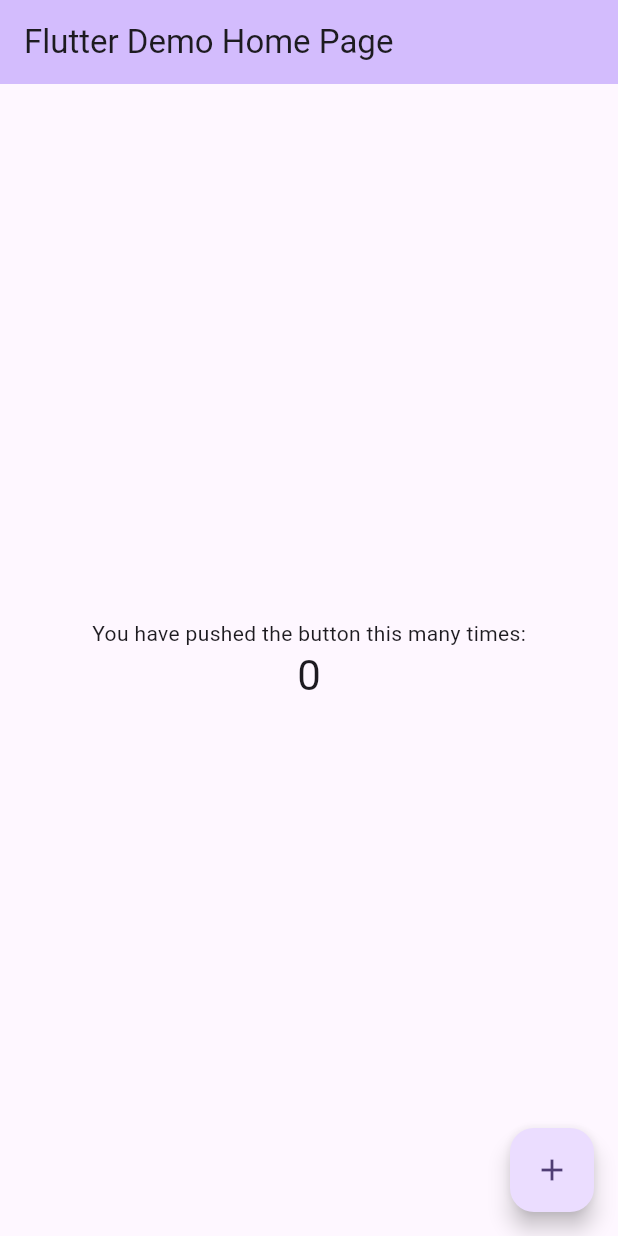
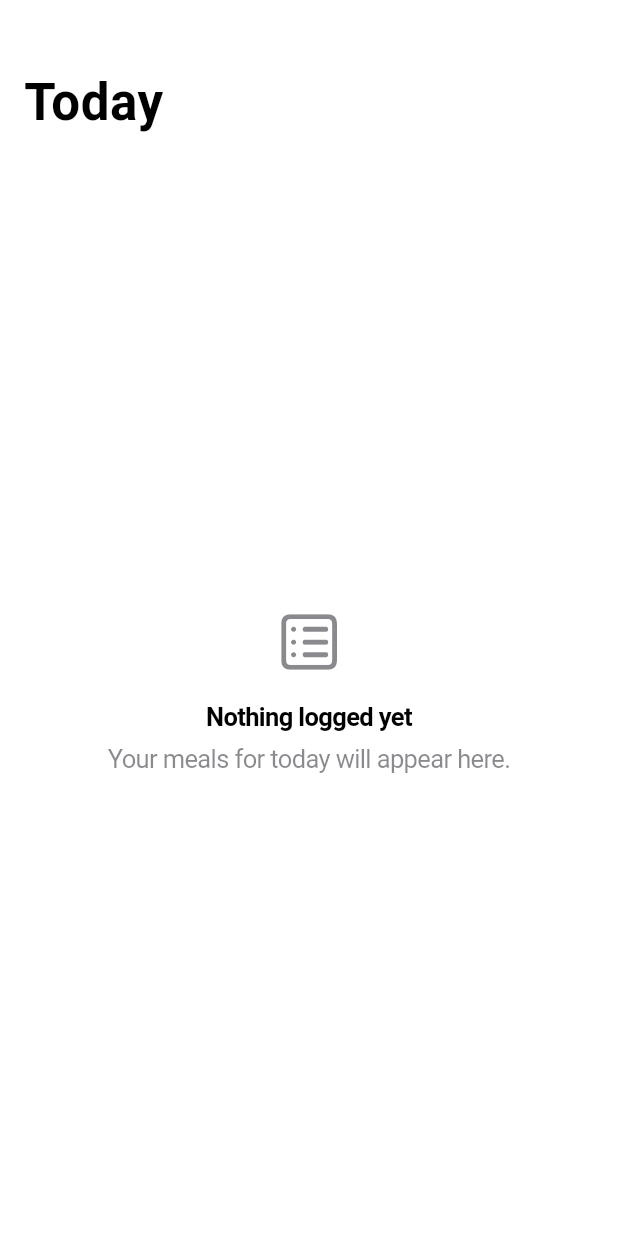
Before and after one commit to Rohithstrike/Food-Tracker, a Flutter app: the screen it shows after launch, on a phone screen of 412 x 824 dp. Run offline on Flutter 3.47's test engine with Material 3 defaults, Android fonts, the phone set to English and light mode, and no system bars.

Commit message:
Replace counter demo with Cupertino app shell

```diff
--- a/lib/main.dart
+++ b/lib/main.dart
@@ -1,121 +1,75 @@
-import 'package:flutter/material.dart';
+import 'package:flutter/cupertino.dart';
 
 void main() {
-  runApp(const MyApp());
+  runApp(const IndianFoodTrackerApp());
 }
 
-class MyApp extends StatelessWidget {
-  const MyApp({super.key});
+/// Root of the application.
+/// Uses CupertinoApp so the app follows iOS design conventions.
+/// Brightness is not fixed, so it follows the system light/dark setting.
+class IndianFoodTrackerApp extends StatelessWidget {
+  const IndianFoodTrackerApp({super.key});
 
-  // This widget is the root of your application.
   @override
   Widget build(BuildContext context) {
-    return MaterialApp(
-      title: 'Flutter Demo',
-      theme: ThemeData(
-        // This is the theme of your application.
-        //
-        // TRY THIS: Try running your application with "flutter run". You'll see
-        // the application has a purple toolbar. Then, without quitting the app,
-        // try changing the seedColor in the colorScheme below to Colors.green
-        // and then invoke "hot reload" (save your changes or press the "hot
-        // reload" button in a Flutter-supported IDE, or press "r" if you used
-        // the command line to start the app).
-        //
-        // Notice that the counter didn't reset back to zero; the application
-        // state is not lost during the reload. To reset the state, use hot
-        // restart instead.
-        //
-        // This works for code too, not just values: Most code changes can be
-        // tested with just a hot reload.
-        colorScheme: .fromSeed(seedColor: Colors.deepPurple),
-      ),
-      home: const MyHomePage(title: 'Flutter Demo Home Page'),
+    return const CupertinoApp(
+      title: 'Indian Food Tracker',
+      debugShowCheckedModeBanner: false,
+      home: TodayShell(),
     );
   }
 }
 
-class MyHomePage extends StatefulWidget {
-  const MyHomePage({super.key, required this.title});
-
-  // This widget is the home page of your application. It is stateful, meaning
-  // that it has a State object (defined below) that contains fields that affect
-  // how it looks.
-
-  // This class is the configuration for the state. It holds the values (in this
-  // case the title) provided by the parent (in this case the App widget) and
-  // used by the build method of the State. Fields in a Widget subclass are
-  // always marked "final".
-
-  final String title;
-
-  @override
-  State<MyHomePage> createState() => _MyHomePageState();
-}
-
-class _MyHomePageState extends State<MyHomePage> {
-  int _counter = 0;
-
-  void _incrementCounter() {
-    setState(() {
-      // This call to setState tells the Flutter framework that something has
-      // changed in this State, which causes it to rerun the build method below
-      // so that the display can reflect the updated values. If we changed
-      // _counter without calling setState(), then the build method would not be
-      // called again, and so nothing would appear to happen.
-      _counter++;
-    });
-  }
+/// Temporary Today screen shell.
+/// Contains no nutrition data — real features arrive in later milestones.
+class TodayShell extends StatelessWidget {
+  const TodayShell({super.key});
 
   @override
   Widget build(BuildContext context) {
-    // This method is rerun every time setState is called, for instance as done
-    // by the _incrementCounter method above.
-    //
-    // The Flutter framework has been optimized to make rerunning build methods
-    // fast, so that you can just rebuild anything that needs updating rather
-    // than having to individually change instances of widgets.
-    return Scaffold(
-      appBar: AppBar(
-        // TRY THIS: Try changing the color here to a specific color (to
-        // Colors.amber, perhaps?) and trigger a hot reload to see the AppBar
-        // change color while the other colors stay the same.
-        backgroundColor: Theme.of(context).colorScheme.inversePrimary,
-        // Here we take the value from the MyHomePage object that was created by
-        // the App.build method, and use it to set our appbar title.
-        title: Text(widget.title),
+    final textTheme = CupertinoTheme.of(context).textTheme;
+    final secondaryColor =
+        CupertinoColors.secondaryLabel.resolveFrom(context);
+
+    return CupertinoPageScaffold(
+      child: CustomScrollView(
+        slivers: [
+          const CupertinoSliverNavigationBar(
+            largeTitle: Text('Today'),
           ),
-      body: Center(
-        // Center is a layout widget. It takes a single child and positions it
-        // in the middle of the parent.
+          SliverFillRemaining(
+            hasScrollBody: false,
+            child: Center(
+              child: Padding(
+                padding: const EdgeInsets.all(32),
                 child: Column(
-          // Column is also a layout widget. It takes a list of children and
-          // arranges them vertically. By default, it sizes itself to fit its
-          // children horizontally, and tries to be as tall as its parent.
-          //
-          // Column has various properties to control how it sizes itself and
-          // how it positions its children. Here we use mainAxisAlignment to
-          // center the children vertically; the main axis here is the vertical
-          // axis because Columns are vertical (the cross axis would be
-          // horizontal).
-          //
-          // TRY THIS: Invoke "debug painting" (choose the "Toggle Debug Paint"
-          // action in the IDE, or press "p" in the console), to see the
-          // wireframe for each widget.
-          mainAxisAlignment: .center,
+                  mainAxisSize: MainAxisSize.min,
                   children: [
-            const Text('You have pushed the button this many times:'),
+                    Icon(
+                      CupertinoIcons.square_list,
+                      size: 48,
+                      color: secondaryColor,
+                    ),
+                    const SizedBox(height: 16),
                     Text(
-              '$_counter',
-              style: Theme.of(context).textTheme.headlineMedium,
+                      'Nothing logged yet',
+                      style: textTheme.navTitleTextStyle,
+                      textAlign: TextAlign.center,
+                    ),
+                    const SizedBox(height: 8),
+                    Text(
+                      'Your meals for today will appear here.',
+                      style: textTheme.textStyle.copyWith(
+                        color: secondaryColor,
+                      ),
+                      textAlign: TextAlign.center,
                     ),
                   ],
                 ),
               ),
-      floatingActionButton: FloatingActionButton(
-        onPressed: _incrementCounter,
-        tooltip: 'Increment',
-        child: const Icon(Icons.add),
+            ),
+          ),
+        ],
       ),
     );
   }
```
Also changed, not shown: 1 other file. Lines whose indentation alone changed are shown as unchanged.
